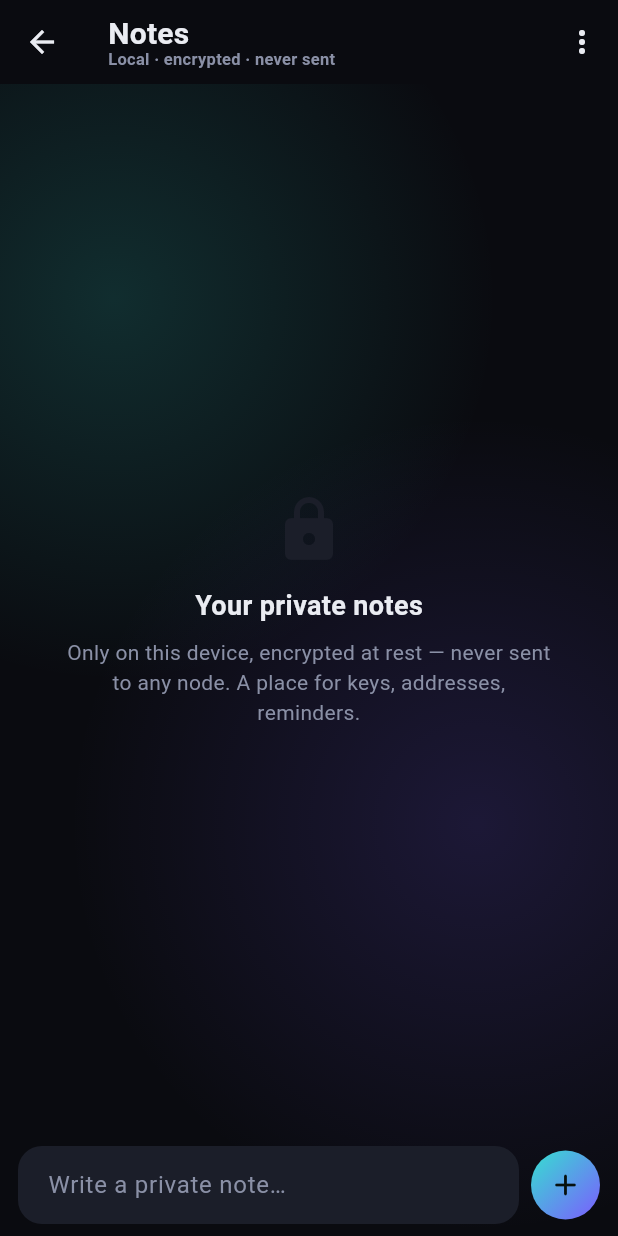
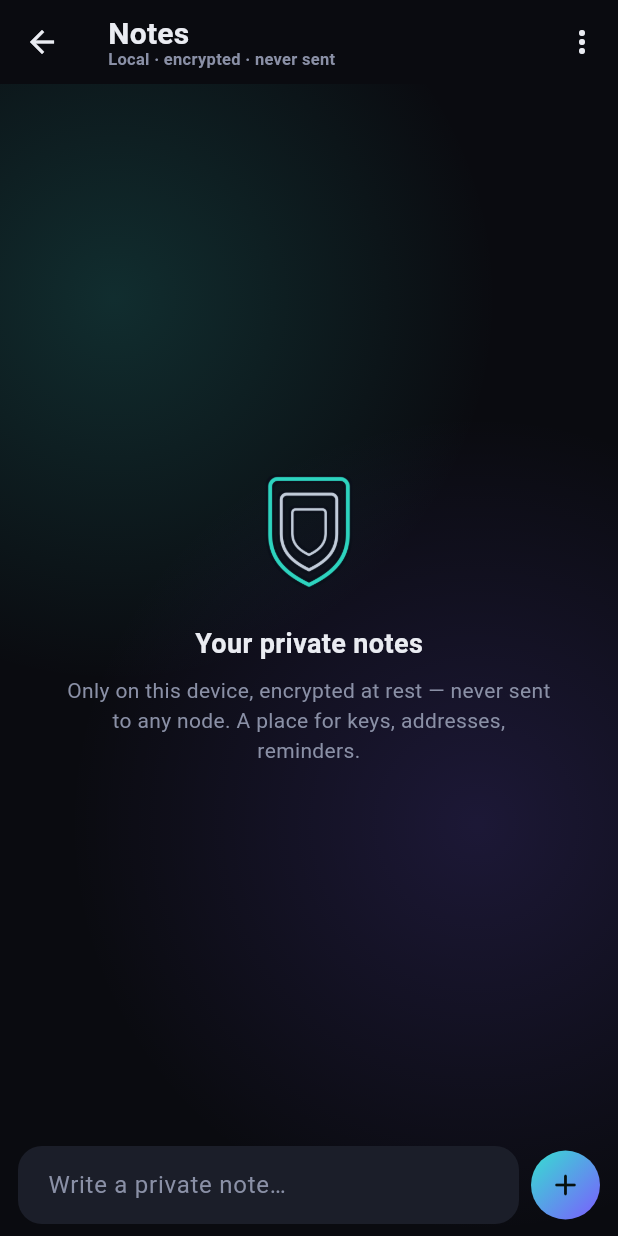
Before and after one commit to monxley/Aegis, a Flutter app: the NotesScreen screen opened directly with empty values, on a phone screen of 412 x 824 dp. Run offline on Flutter 3.47's test engine with Material 3 defaults, Android fonts, the phone set to English and light mode, and no system bars; our stand-ins replace flutter_local_notifications, flutter_secure_storage, local_auth, package_info_plus, shared_preferences; accounts and stored records are empty; network calls fail.

Commit message:
feat(ui): branded empty states, gradient settings headers, page transitions
- brand.dart: add GradientText (brand-gradient text) and BrandEmptyState helpers.
- Empty states: nodes (broadcast glyph) and notes — the empty note list uses the
  layered-shield glyph and the locked-notes view uses the lock glyph — instead of
  generic Material icons.
- Settings: every card header title is now painted with the brand gradient (via
  GradientText) to match the already-gradient icons.
- Transitions: a shared AegisPageTransitionsBuilder (fade + small upward rise) is
  wired into the theme for every route push/pop on every platform.

```diff
--- a/app/lib/screens/notes.dart
+++ b/app/lib/screens/notes.dart
@@ -1,6 +1,7 @@
 import 'package:flutter/material.dart';
 import 'package:flutter/services.dart';
 
+import '../brand.dart';
 import '../engine.dart';
 import '../src/rust/api/aegis.dart';
 import '../theme.dart';
@@ -247,7 +248,7 @@ class _NotesScreenState extends State<NotesScreen> {
         mainAxisAlignment: MainAxisAlignment.center,
         crossAxisAlignment: CrossAxisAlignment.stretch,
         children: [
-          const Icon(Icons.lock_rounded, size: 56, color: AegisTheme.accent),
+          const Center(child: BrandGlyph(Brand.lock, size: 76)),
           const SizedBox(height: 16),
           const Text('Notes are locked',
               textAlign: TextAlign.center,
@@ -496,8 +497,8 @@ class _NotesEmpty extends StatelessWidget {
         child: Column(
           mainAxisSize: MainAxisSize.min,
           children: [
-            Icon(Icons.lock_rounded, size: 48, color: AegisTheme.surfaceHi),
-            SizedBox(height: 14),
+            BrandGlyph(Brand.shieldLayered, size: 96),
+            SizedBox(height: 16),
             Text('Your private notes',
                 style: TextStyle(
                     color: AegisTheme.textHi,
--- a/app/lib/screens/settings.dart
+++ b/app/lib/screens/settings.dart
@@ -2,6 +2,7 @@ import 'package:flutter/material.dart';
 import 'package:flutter/services.dart';
 import 'package:url_launcher/url_launcher.dart';
 
+import '../brand.dart';
 import '../engine.dart';
 import '../share.dart';
 import '../theme.dart';
@@ -1183,9 +1184,8 @@ class _SettingsScreenState extends State<SettingsScreen> {
                 child: Icon(icon, size: 20, color: Colors.white),
               ),
               const SizedBox(width: 10),
-              Text(title,
+              GradientText(title,
                   style: const TextStyle(
-                    color: AegisTheme.textHi,
                     fontSize: 16,
                     fontWeight: FontWeight.w700,
                   )),
--- a/app/lib/theme.dart
+++ b/app/lib/theme.dart
@@ -36,6 +36,17 @@ class AegisTheme {
       // Transparent so the app-wide AuroraBackground (painted once at the root
       // in main.dart) shows through every screen; opaque bars/cards sit on top.
       scaffoldBackgroundColor: Colors.transparent,
+      // A soft fade + rise on every push/pop, on every platform.
+      pageTransitionsTheme: const PageTransitionsTheme(
+        builders: {
+          TargetPlatform.android: AegisPageTransitionsBuilder(),
+          TargetPlatform.iOS: AegisPageTransitionsBuilder(),
+          TargetPlatform.linux: AegisPageTransitionsBuilder(),
+          TargetPlatform.macOS: AegisPageTransitionsBuilder(),
+          TargetPlatform.windows: AegisPageTransitionsBuilder(),
+          TargetPlatform.fuchsia: AegisPageTransitionsBuilder(),
+        },
+      ),
       fontFamily: 'sans-serif',
       appBarTheme: const AppBarTheme(
         backgroundColor: bg,
@@ -80,3 +91,34 @@ class AegisTheme {
     );
   }
 }
+
+/// The Aegis page transition: a fade with a small upward rise, used for every
+/// route push/pop across platforms (wired in [AegisTheme.dark]).
+class AegisPageTransitionsBuilder extends PageTransitionsBuilder {
+  const AegisPageTransitionsBuilder();
+
+  @override
+  Widget buildTransitions<T>(
+    PageRoute<T> route,
+    BuildContext context,
+    Animation<double> animation,
+    Animation<double> secondaryAnimation,
+    Widget child,
+  ) {
+    final curved = CurvedAnimation(
+      parent: animation,
+      curve: Curves.easeOutCubic,
+      reverseCurve: Curves.easeInCubic,
+    );
+    return FadeTransition(
+      opacity: curved,
+      child: SlideTransition(
+        position: Tween<Offset>(
+          begin: const Offset(0, 0.035),
+          end: Offset.zero,
+        ).animate(curved),
+        child: child,
+      ),
+    );
+  }
+}
```
Also changed, not shown: app/lib/brand.dart (+69 -0 lines), app/lib/screens/nodes.dart (+26 -5 lines).
